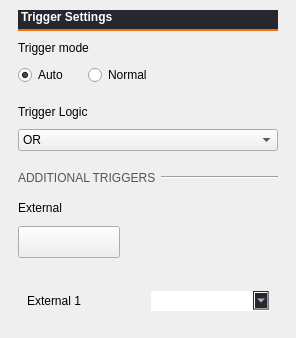
The window that ui/digital_trigger_settings.ui (analogdevicesinc/scopy) describes before a commit, drawn with Qt 5; both pictures show x 0 to 296 and y 0 to 338 of the 296 by 628 pixel window.
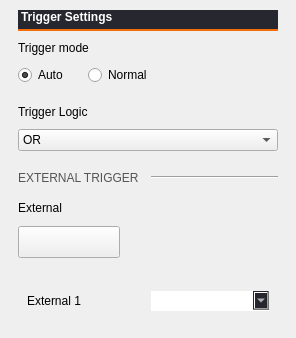
The same window after the commit. Icons and pictures are not drawn.

Commit message:
Logic Analyzer: Change some trigger related items.
-Change the trigger button that opens the right menu;
-When the external trigger is enabled, disable any trigger from the 16
digital pins;

The edit to the form file:
```diff
--- a/ui/digital_trigger_settings.ui
+++ b/ui/digital_trigger_settings.ui
@@ -276,7 +276,7 @@
 }</string>
        </property>
        <property name="text">
-        <string>ADDITIONAL TRIGGERS</string>
+        <string>EXTERNAL TRIGGER</string>
        </property>
       </widget>
      </item>
```
The commit also changes 4 other files.
